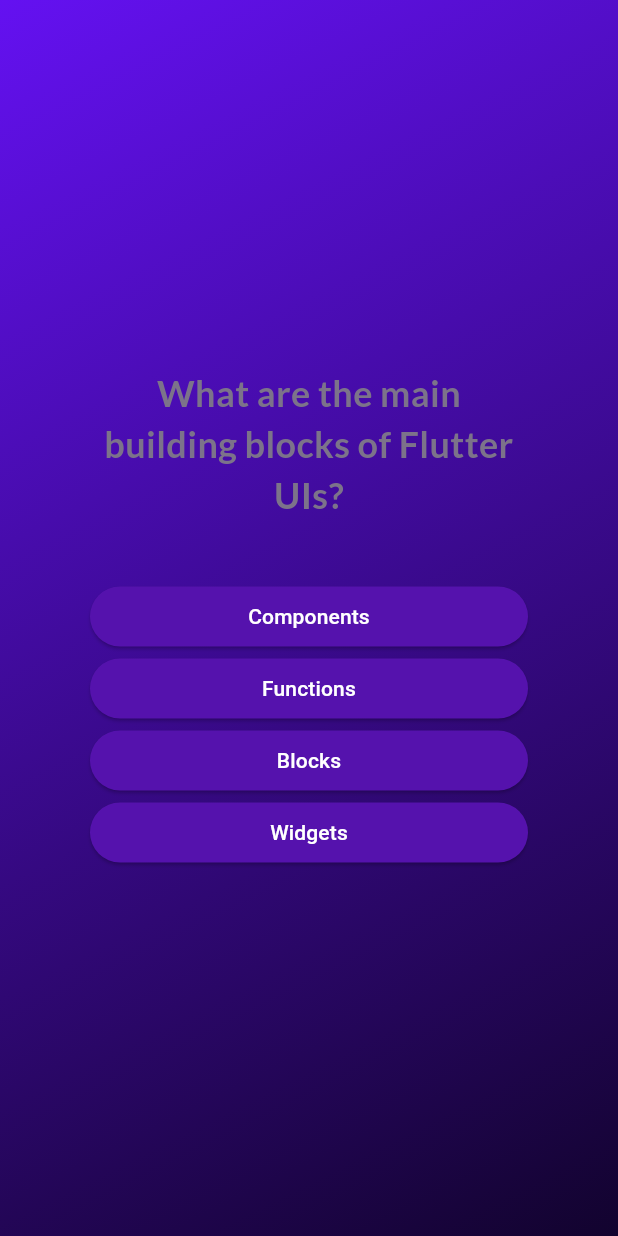
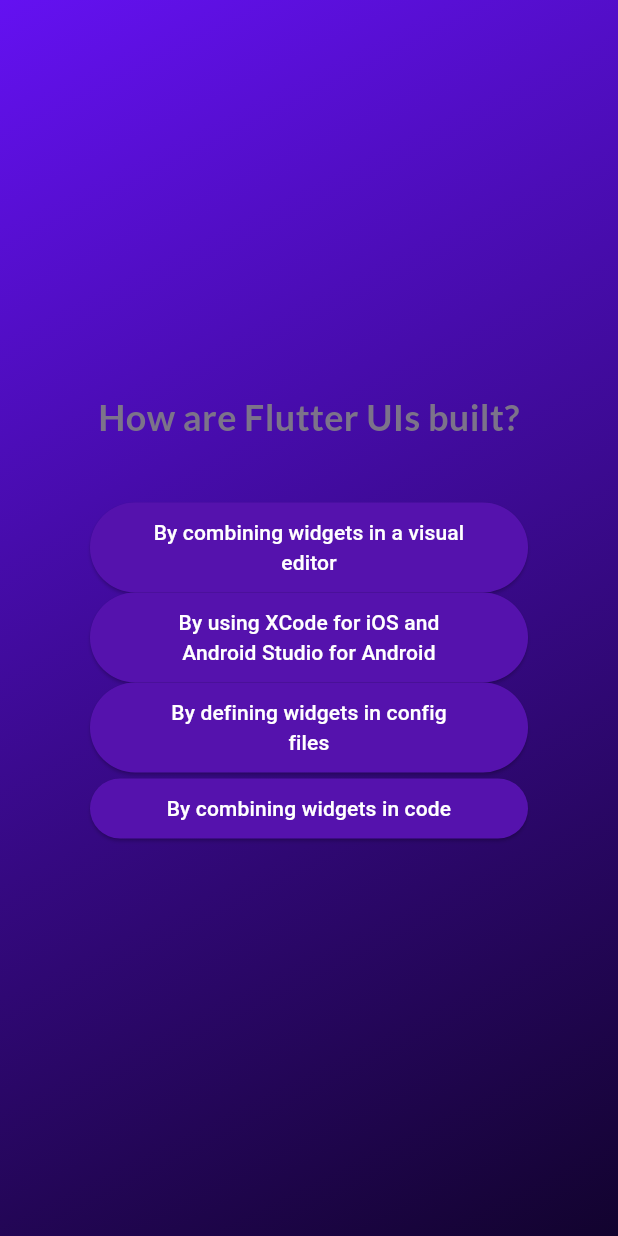
Before and after one commit to gageb3/flutter-quiz-app, a Flutter app: the screen it shows after launch, after a tap on "Start Quiz!", after a tap on "Components", on a phone screen of 412 x 824 dp. Run offline on Flutter 3.47's test engine with Material 3 defaults, Android fonts, the phone set to English and light mode, and no system bars; our stand-ins replace google_fonts.

Commit message:
Moving back to work computer

```diff
--- a/lib/answer_button.dart
+++ b/lib/answer_button.dart
@@ -1,19 +1,20 @@
 import 'package:flutter/material.dart';
 
-
+// Custom button widget for displaying quiz answers
 class AnswerButton extends StatelessWidget {
   const AnswerButton({
     super.key,
     required this.answerText,
     required this.onTap,
+  });
 
-});
-  final String answerText;
-  final void Function() onTap;
+  final String answerText;      // Text to display on the button
+  final void Function() onTap;  // Callback when the button is pressed
+
   @override
   Widget build(BuildContext context) {
     return ElevatedButton(
-          onPressed: onTap,
+      onPressed: onTap, // When pressed, call the provided callback
       style: ElevatedButton.styleFrom(
         padding: const EdgeInsets.symmetric(
           vertical: 10,
@@ -21,11 +22,14 @@ class AnswerButton extends StatelessWidget {
         ),
         backgroundColor: const Color.fromARGB(255, 85, 18, 173),
         foregroundColor: Colors.white,
-            shape: RoundedRectangleBorder(borderRadius: BorderRadius.circular(40)
+        shape: RoundedRectangleBorder(
+          borderRadius: BorderRadius.circular(40),
         ),
       ),
-          child: Text(answerText, textAlign: TextAlign.center),
+      child: Text(
+        answerText,
+        textAlign: TextAlign.center, // Center the text inside the button
+      ),
     );
-
   }
 }
--- a/lib/data/questions.dart
+++ b/lib/data/questions.dart
@@ -1,5 +1,7 @@
 import 'package:quiz_app/models/quiz_question.dart';
 
+// List of all quiz questions in the app
+// Each question is an instance of QuizQuestion
 const questions = [
   QuizQuestion('What are the main building blocks of Flutter UIs?', [
     'Widgets',
--- a/lib/models/quiz_question.dart
+++ b/lib/models/quiz_question.dart
@@ -1,12 +1,17 @@
+// This file defines the QuizQuestion model, which represents a single quiz question.
+
 class QuizQuestion {
-const QuizQuestion(this.text, this.answers);
+  // Constructor: takes question text and a list of possible answers
+  const QuizQuestion(this.text, this.answers);
 
-  final String text;
-  final List<String> answers;
+  final String text;          // The text of the question
+  final List<String> answers; // The possible answers
 
-  List<String> getShuffledAnswers () {
-    final shuffledList = List.of(answers);
-    shuffledList.shuffle();
-    return shuffledList;
+  // Method to return a shuffled list of answers
+  // This ensures that answers appear in a different order each time
+  List<String> getShuffledAnswers() {
+    final shuffledList = List.of(answers); // Make a copy of the original answers
+    shuffledList.shuffle();                // Shuffle the copy
+    return shuffledList;                   // Return the shuffled list
   }
 }
--- a/lib/questions_screen.dart
+++ b/lib/questions_screen.dart
@@ -1,13 +1,15 @@
-//stateful widget return text widget
 import 'package:flutter/material.dart';
 import 'package:google_fonts/google_fonts.dart';
 import 'package:quiz_app/answer_button.dart';
 import 'package:quiz_app/data/questions.dart';
 
+// Screen that displays quiz questions and answers
+// Stateful because it tracks the current question index
 class QuestionsScreen extends StatefulWidget {
   const QuestionsScreen({super.key, required this.onSelectAnswer,});
 
-  final void Function(String answer) onSelectAnswer;
+  final void Function(String answer) onSelectAnswer; // Callback when an answer is selected
+
   @override
   State<QuestionsScreen> createState() {
     return _QuestionsScreenState();
@@ -15,19 +17,20 @@ class QuestionsScreen extends StatefulWidget {
 }
 
 class _QuestionsScreenState extends State<QuestionsScreen> {
-  var currentQuestionIndex = 0;
+  var currentQuestionIndex = 0; // Track which question is currently displayed
 
-  void answerQuestion (String selectedAnswer) {
-    widget.onSelectAnswer(selectedAnswer);
-    //currentQuestionIndex += 1;
+  // Called when user selects an answer
+  void answerQuestion(String selectedAnswer) {
+    widget.onSelectAnswer(selectedAnswer); // Pass answer to parent
     setState(() {
-      currentQuestionIndex++;
+      currentQuestionIndex++; // Move to next question
     });
   }
 
   @override
   Widget build(context) {
-    final currentQuestion = questions[currentQuestionIndex];
+    final currentQuestion = questions[currentQuestionIndex]; // Current question
+
     return SizedBox(
       width: double.infinity,
       child: Container(
@@ -36,20 +39,26 @@ class _QuestionsScreenState extends State<QuestionsScreen> {
           mainAxisAlignment: MainAxisAlignment.center,
           crossAxisAlignment: CrossAxisAlignment.stretch,
           children: [
+            // Display question text
             Text(
               currentQuestion.text,
               style: GoogleFonts.lato(
                 color: const Color.fromARGB(255, 124, 115, 138),
                 fontSize: 24,
                 fontWeight: FontWeight.bold,
-                ),
-                textAlign: TextAlign.center,
+              ),
+              textAlign: TextAlign.center,
             ),
-            const SizedBox(height: 40),
+            const SizedBox(height: 40), // Space between question and answers
+            // Display all answers as buttons
             ...currentQuestion.getShuffledAnswers().map((answer) {
-              return AnswerButton(answerText: answer, onTap: answerQuestion);
+              return AnswerButton(
+                answerText: answer,
+                onTap: () {
+                  answerQuestion(answer); // Handle answer selection
+                },
+              );
             })
-
           ],
         ),
       ),
--- a/lib/quiz.dart
+++ b/lib/quiz.dart
@@ -1,13 +1,13 @@
-// return material app, stateful
 import 'package:flutter/material.dart';
-import 'package:quiz_app/start_screen.dart'; // Import your custom StartScreen widget
+import 'package:quiz_app/start_screen.dart';
 import 'package:quiz_app/questions_screen.dart';
-
+import 'package:quiz_app/data/questions.dart';
+import 'package:quiz_app/results_screen.dart';
+// Main quiz app widget
+// Stateful because it switches between screens and stores selected answers
 class Quiz extends StatefulWidget {
   const Quiz({super.key});
 
-  // createState creates an instance of _QuizState,
-  // which holds the changeable state of this widget
   @override
   State<Quiz> createState() {
     return _QuizState();
@@ -15,65 +15,53 @@ class Quiz extends StatefulWidget {
 }
 
 class _QuizState extends State<Quiz> {
-  // This variable tracks which screen should currently be shown.
-  // It starts with the StartScreen widget.
-  final List<String> selectedAnswers = [];
-  var activeScreen = 'start-screen';
+  List<String> selectedAnswers = []; // Store all user-selected answers
+  var activeScreen = 'start-screen';       // Track which screen to show
 
+  // Called when user selects an answer
   void chooseAnswer(String answer){
-    selectedAnswers.add(answer);
+    selectedAnswers.add(answer); // Add answer to list
+
+    if (selectedAnswers.length == questions.length) {
+      setState(() {
+        selectedAnswers = [];
+        activeScreen = 'results-screen';
+      });
+    }
   }
 
-  // @override
-  // void initState() {
-  //   // will execute once after the object has been created.
-  //   super.initState();
-  //   activeScreen = StartScreen(switchScreen);
-  // }
-
-  // This method is called when you want to switch from StartScreen -> QuestionsScreen
+  // Called to switch from start screen to questions screen
   void switchScreen() {
     setState(() {
-      // calling setState changes activeScreen from StartScreen to QuestionsScreen
-      // setState tells Flutter: "Hey, something changed!"
-      // Flutter will re-render the widget tree and display the new screen
-      activeScreen = 'questions-screen';
+      activeScreen = 'questions-screen'; // Change screen
     });
   }
 
   @override
   Widget build(context) {
-    Widget screenWidget = StartScreen(switchScreen);
+    Widget screenWidget = StartScreen(switchScreen); // Default screen
 
     if (activeScreen == 'questions-screen') {
       screenWidget = QuestionsScreen(onSelectAnswer: chooseAnswer);
     }
-
-
+    if (activeScreen == 'results-screen'){
+      screenWidget = ResultsScreen(chosenAnswers: selectedAnswers);
+    }
     return MaterialApp(
-      // MaterialApp is the root of the app; provides themes, routing, etc.
       home: Scaffold(
-        // Scaffold provides the basic app layout structure
         body: Container(
-          // Container allows layout, padding, margins, and styling
+          // Gradient background
           decoration: BoxDecoration(
-            // BoxDecoration lets you style the container (e.g., gradient background)
             gradient: LinearGradient(
               colors: [
-                Color.fromARGB(255, 100, 17, 241), // Gradient start color
-                Color.fromARGB(255, 18, 3, 46),    // Gradient end color
+                Color.fromARGB(255, 100, 17, 241),
+                Color.fromARGB(255, 18, 3, 46),
               ],
-              begin: Alignment.topLeft,   // Gradient starts from top-left
-              end: Alignment.bottomRight, // Gradient ends at bottom-right
+              begin: Alignment.topLeft,
+              end: Alignment.bottomRight,
             ),
           ),
-          child: screenWidget,
-          // The widget shown here depends on activeScreen.
-          // Initially: StartScreen()
-          // After switchScreen() is called: QuestionsScreen()
-          //
-          // 🔑 This is conditional rendering in Flutter:
-          // Instead of "if/else", we swap out the widget stored in activeScreen.
+          child: screenWidget, // Show either start or questions screen
         ),
       ),
     );
--- a/lib/start_screen.dart
+++ b/lib/start_screen.dart
@@ -1,48 +1,40 @@
-import 'package:flutter/material.dart'; // Import Flutter's material design widgets
+import 'package:flutter/material.dart';
 
+// Starting screen of the quiz app
+// Stateless because it does not change after it's displayed
 class StartScreen extends StatelessWidget {
   const StartScreen(this.startQuiz, {super.key});
-  // Constructor with a const modifier for performance optimization
-  // super.key passes the key to the parent StatelessWidget
-final void Function() startQuiz;
+  // Constructor: receives a callback for when the quiz starts
+  final void Function() startQuiz;
 
   @override
   Widget build(context) {
-    // The build method describes the UI of this widget
     return Center(
-      // Center widget centers its child both vertically and horizontally
       child: Column(
-        mainAxisSize: MainAxisSize.min,
-        // Column arranges its children vertically
+        mainAxisSize: MainAxisSize.min, // Take minimum vertical space
         children: [
+          // Display logo image from assets
           Image.asset(
             'assets/images/quiz-logo.png',
             width: 300,
             color: const Color.fromARGB(155, 255, 255, 255),
           ),
-          // Opacity(
-          //   opacity: 0.4,
-          //   child: Image.asset(
-          //     'assets/images/quiz-logo.png', // Load an image from the assets folder
-          //     width: 300,                     // Set the width of the image
-          //   ),
-          // ),
-          const SizedBox(height: 150),     // Add vertical spacing of 150 pixels
+          const SizedBox(height: 150), // Spacing between logo and text
           const Text(
-            'Learn flutter the fun way!',   // Display text
+            'Learn flutter the fun way!',
             style: TextStyle(
-              color: Color.fromARGB(255, 255, 255, 255), // White text color
-              fontSize: 24,                              // Font size 24
+              color: Color.fromARGB(255, 255, 255, 255),
+              fontSize: 24,
             ),
           ),
-          const SizedBox(height: 30),      // Add 30 pixels of vertical spacing
+          const SizedBox(height: 30), // Spacing between text and button
           OutlinedButton.icon(
-            onPressed: startQuiz,              // Callback when button is pressed (empty for now)
+            onPressed: startQuiz, // Call the startQuiz callback when pressed
             style: OutlinedButton.styleFrom(
-              foregroundColor: Colors.white, // Button text color
+              foregroundColor: Colors.white,
             ),
             icon: const Icon(Icons.arrow_right_alt),
-            label: const Text('Start Quiz!'), // Button label
+            label: const Text('Start Quiz!'),
           ),
         ],
       ),
```
Also changed, not shown: lib/questions_summary.dart (added, +27 -0 lines), lib/results_screen.dart (added, +53 -0 lines). Lines whose indentation alone changed are shown as unchanged.
